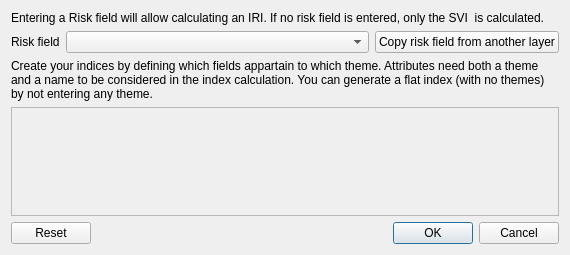
Above: svir/ui/ui_create_weight_tree.ui from gem/oq-irmt-qgis before the change. Below: the same form after it.
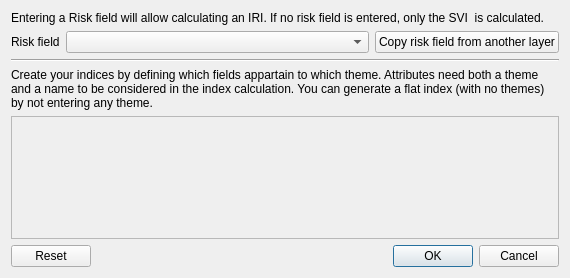
That is the form after the change.

Commit message: added separator in create tree diolg

Patch:
```diff
--- a/svir/ui/ui_create_weight_tree.ui
+++ b/svir/ui/ui_create_weight_tree.ui
@@ -10,7 +10,7 @@
     <x>0</x>
     <y>0</y>
     <width>570</width>
-    <height>255</height>
+    <height>278</height>
    </rect>
   </property>
   <property name="sizePolicy">
@@ -61,6 +61,13 @@
      </item>
     </layout>
    </item>
+   <item>
+    <widget class="Line" name="line">
+     <property name="orientation">
+      <enum>Qt::Horizontal</enum>
+     </property>
+    </widget>
+   </item>
    <item>
     <widget class="QLabel" name="label">
      <property name="sizePolicy">
@@ -94,7 +101,7 @@
         <x>0</x>
         <y>0</y>
         <width>550</width>
-        <height>70</height>
+        <height>84</height>
        </rect>
       </property>
       <layout class="QGridLayout" name="gridLayout">
```
The commit also changes 1 other file.
